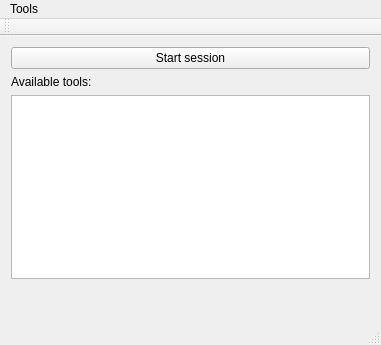
Qt form mainwindow.ui (CosteaPaul/PolToolBox) before a commit.
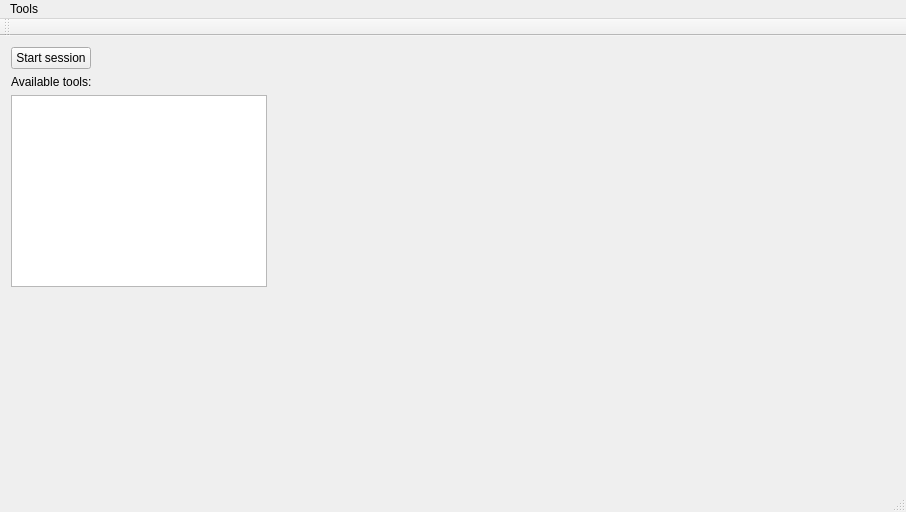
The same form after that commit.

The edit to the form file:
```diff
--- a/mainwindow.ui
+++ b/mainwindow.ui
@@ -6,37 +6,37 @@
    <rect>
     <x>0</x>
     <y>0</y>
-    <width>381</width>
-    <height>345</height>
+    <width>906</width>
+    <height>512</height>
    </rect>
   </property>
   <property name="windowTitle">
    <string>PolToolBox</string>
   </property>
   <widget class="QWidget" name="centralWidget">
-   <layout class="QVBoxLayout" name="verticalLayout">
-    <item>
+   <layout class="QFormLayout" name="formLayout">
+    <item row="0" column="0">
      <widget class="QPushButton" name="pushButton">
       <property name="text">
        <string>Start session</string>
       </property>
      </widget>
     </item>
-    <item>
+    <item row="1" column="0">
      <widget class="QLabel" name="label_available">
       <property name="text">
        <string>Available tools:</string>
       </property>
      </widget>
     </item>
-    <item>
+    <item row="2" column="0">
      <widget class="QListWidget" name="listWidget_available">
       <property name="editTriggers">
        <set>QAbstractItemView::NoEditTriggers</set>
       </property>
      </widget>
     </item>
-    <item>
+    <item row="3" column="0">
      <spacer name="verticalSpacer">
       <property name="orientation">
        <enum>Qt::Vertical</enum>
@@ -56,7 +56,7 @@
     <rect>
      <x>0</x>
      <y>0</y>
-     <width>381</width>
+     <width>906</width>
      <height>25</height>
     </rect>
    </property>
```
Left out of the diff: 3 changed lines with no effect on the pictures.
